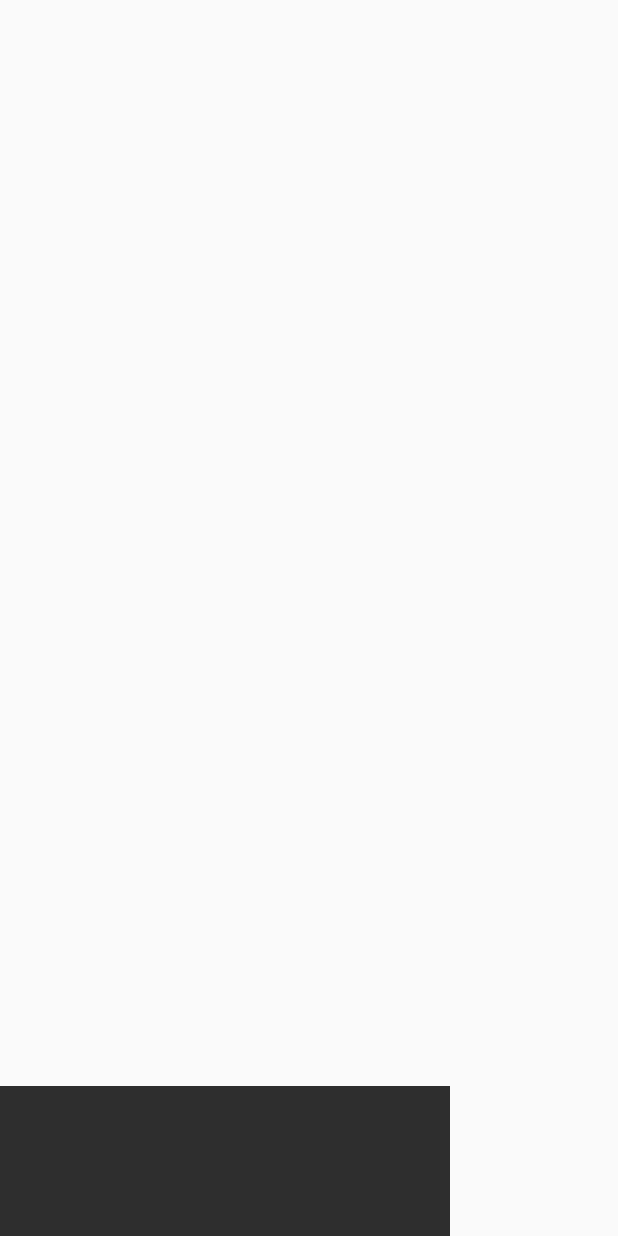
After one commit to Laurent-goncalves/MoodTracker, an Android app: the layout custom_toast.xml on its own in the app's theme, with its tools: preview values and no code run, on a phone screen of 412 x 824 dp. The commit adds this screen. Run offline under Robolectric (Android 15) with nearby library versions, the phone set to English and light mode, and no system bars.

Commit message:
Modification toast layout, change of green circles size, creation of alarmclock (but not finished)

```diff
--- a/app/src/main/AndroidManifest.xml
+++ b/app/src/main/AndroidManifest.xml
@@ -2,13 +2,17 @@
 <manifest xmlns:android="http://schemas.android.com/apk/res/android"
     package="com.g.laurent.moodtracker">
 
+
     <application
+
         android:allowBackup="true"
         android:icon="@mipmap/ic_launcher"
         android:label="@string/app_name"
         android:roundIcon="@mipmap/ic_launcher_round"
         android:supportsRtl="true"
         android:theme="@style/AppTheme">
+        <receiver android:name=".Controllers.Activities.MyReceiver" />
+
         <activity android:name=".Controllers.Activities.MainActivity">
             <intent-filter>
                 <action android:name="android.intent.action.MAIN" />
--- a/app/src/main/java/com/g/laurent/moodtracker/Controllers/Fragments/PageFragment.java
+++ b/app/src/main/java/com/g/laurent/moodtracker/Controllers/Fragments/PageFragment.java
@@ -82,7 +82,7 @@ public class PageFragment extends Fragment implements Feelings {
         // IMAGEVIEW update and adding of a click listener
         image_feeling.setOnClickListener(new View.OnClickListener() {
             public void onClick(View v) {
-                green_circle.setImageResource(R.drawable.cercle_vert);
+                green_circle.setImageResource(R.drawable.cerclevert);
                 final MediaPlayer mp = MediaPlayer.create(getContext(), mSounds[position]);
                 mp.start();
                 mCallbackMainActivity.save_temp_last_feeling(position,commentView.getText().toString());
@@ -106,7 +106,7 @@ public class PageFragment extends Fragment implements Feelings {
     private void update_green_circle(){
         if(green_circle!=null) {
             if(last_feeling == position)
-                green_circle.setImageResource(R.drawable.cercle_vert);
+                green_circle.setImageResource(R.drawable.cerclevert);
             else
                 green_circle.setImageResource(0);
         }
--- a/app/src/main/java/com/g/laurent/moodtracker/Models/PageAdapter.java
+++ b/app/src/main/java/com/g/laurent/moodtracker/Models/PageAdapter.java
@@ -2,12 +2,13 @@ package com.g.laurent.moodtracker.Models;
 
 import android.support.v4.app.Fragment;
 import android.support.v4.app.FragmentManager;
+import android.support.v4.app.FragmentPagerAdapter;
 import android.support.v4.app.FragmentStatePagerAdapter;
 import android.support.v4.view.PagerAdapter;
 import com.g.laurent.moodtracker.Controllers.Fragments.PageFragment;
 
 
-public class PageAdapter extends FragmentStatePagerAdapter {
+public class PageAdapter extends FragmentPagerAdapter {
 
     private int[] colors;
     private int last_feeling;
--- a/app/src/main/res/layout/activity_chrono.xml
+++ b/app/src/main/res/layout/activity_chrono.xml
@@ -5,6 +5,4 @@
     android:layout_height="match_parent"
     android:id="@+id/activity_chrono_layout">
 
-
-
 </FrameLayout>
--- /dev/null
+++ b/app/src/main/res/layout/custom_toast.xml
@@ -0,0 +1,17 @@
+<?xml version="1.0" encoding="utf-8"?>
+<FrameLayout
+    xmlns:android="http://schemas.android.com/apk/res/android"
+    android:layout_width="match_parent"
+    android:layout_height="match_parent"
+    android:id="@+id/toast_custom_layout">
+
+    <TextView
+        android:id="@+id/toast_custom_textview"
+        android:layout_gravity="bottom"
+        android:layout_width="300dp"
+        android:layout_height="100dp"
+        android:background="#2E2E2E"
+        android:textColor="#FFFFFF"
+        android:shadowColor="#A4A4A4"/>
+
+</FrameLayout>
```
Also changed, not shown: app/src/main/java/com/g/laurent/moodtracker/Controllers/Activities/MainActivity.java (+48 -10 lines), app/src/main/java/com/g/laurent/moodtracker/Controllers/Activities/MyReceiver.java (added, +19 -0 lines), app/src/main/java/com/g/laurent/moodtracker/Controllers/Fragments/ChronoFragment.java (+15 -0 lines), app/src/main/java/com/g/laurent/moodtracker/Models/ListViewAdapter.java (+27 -1 lines), app/src/main/res/drawable-hdpi/cercle_vert.png (deleted), app/src/main/res/drawable-hdpi/cerclevert.png (added), app/src/main/res/drawable-ldpi/cercle_vert.png (deleted), app/src/main/res/drawable-mdpi/cercle_vert.png (deleted), app/src/main/res/drawable-mdpi/cerclevert.png (added), app/src/main/res/drawable-xhdpi/cercle_vert.png (deleted), app/src/main/res/drawable-xhdpi/cerclevert.png (added), app/src/main/res/drawable-xxhdpi/cercle_vert.png (deleted), app/src/main/res/drawable-xxhdpi/cerclevert.png (added), app/src/main/res/drawable-xxxhdpi/cercle_vert.png (deleted), 1 more files.
